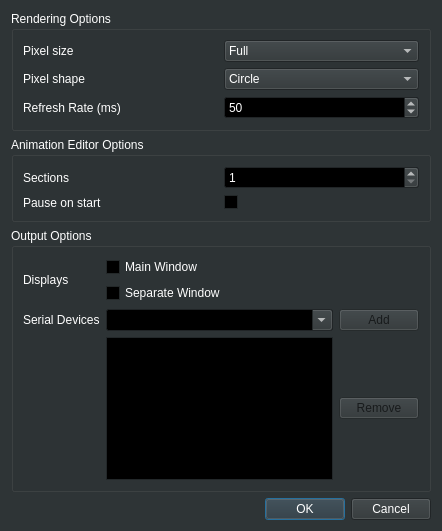
This is src/dialog/preferencesdialog.ui in 8bitbuddhist/PixelMaestro-Studio as Qt 5 draws it before an edit. The edited form follows.
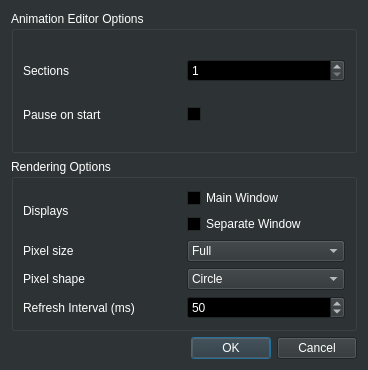
This is the edited form.

Commit message: DeviceControlWidget - Added progress bar for uploads. DeviceControlWidget - Auto-save device list when connecting to and disconnecting from devices. PreferencesDialog - Removed serial device controls. MaestroController - Added offset check to `save_maestro_to_datastream()`.

Patch:
```diff
--- a/src/dialog/preferencesdialog.ui
+++ b/src/dialog/preferencesdialog.ui
@@ -6,8 +6,8 @@
    <rect>
     <x>0</x>
     <y>0</y>
-    <width>442</width>
-    <height>531</height>
+    <width>368</width>
+    <height>370</height>
    </rect>
   </property>
   <property name="palette">
@@ -489,32 +489,18 @@
     </widget>
    </item>
    <item row="2" column="0">
-    <widget class="QGroupBox" name="outputGroupBox">
+    <widget class="QGroupBox" name="pixelGroupBox">
      <property name="title">
-      <string>Output Options</string>
+      <string>Rendering Options</string>
      </property>
-     <layout class="QGridLayout" name="gridLayout_6">
-      <item row="1" column="0">
-       <widget class="QLabel" name="label_7">
+     <property name="flat">
+      <bool>true</bool>
+     </property>
+     <layout class="QGridLayout" name="gridLayout_2">
+      <item row="3" column="0">
+       <widget class="QLabel" name="label_3">
         <property name="text">
-         <string>Serial Devices</string>
-        </property>
-       </widget>
-      </item>
-      <item row="0" column="0">
-       <widget class="QLabel" name="label_5">
-        <property name="text">
-         <string>Displays</string>
-        </property>
-       </widget>
-      </item>
-      <item row="1" column="2">
-       <widget class="QPushButton" name="addSerialDevicePushButton">
-        <property name="enabled">
-         <bool>false</bool>
-        </property>
-        <property name="text">
-         <string>Add</string>
+         <string>Refresh Interval (ms)</string>
         </property>
        </widget>
       </item>
@@ -536,39 +522,7 @@
         </item>
        </layout>
       </item>
-      <item row="1" column="1">
-       <widget class="QComboBox" name="serialOutputComboBox">
-        <property name="editable">
-         <bool>true</bool>
-        </property>
-       </widget>
-      </item>
-      <item row="2" column="1">
-       <widget class="QListWidget" name="serialOutputListWidget"/>
-      </item>
-      <item row="2" column="2">
-       <widget class="QPushButton" name="removeSerialDevicePushButton">
-        <property name="enabled">
-         <bool>false</bool>
-        </property>
-        <property name="text">
-         <string>Remove</string>
-        </property>
-       </widget>
-      </item>
-     </layout>
-    </widget>
-   </item>
-   <item row="0" column="0">
-    <widget class="QGroupBox" name="pixelGroupBox">
-     <property name="title">
-      <string>Rendering Options</string>
-     </property>
-     <property name="flat">
-      <bool>true</bool>
-     </property>
-     <layout class="QGridLayout" name="gridLayout_2">
-      <item row="2" column="1">
+      <item row="3" column="1">
        <widget class="QSpinBox" name="refreshSpinBox">
         <property name="toolTip">
          <string>Sets the interval between Maestro updates</string>
@@ -584,21 +538,21 @@
         </property>
        </widget>
       </item>
-      <item row="1" column="0">
+      <item row="2" column="0">
        <widget class="QLabel" name="label_2">
         <property name="text">
          <string>Pixel shape</string>
         </property>
        </widget>
       </item>
-      <item row="2" column="0">
-       <widget class="QLabel" name="label_3">
+      <item row="1" column="0">
+       <widget class="QLabel" name="label">
         <property name="text">
-         <string>Refresh Rate (ms)</string>
+         <string>Pixel size</string>
         </property>
        </widget>
       </item>
-      <item row="0" column="1">
+      <item row="1" column="1">
        <widget class="QComboBox" name="paddingComboBox">
         <property name="toolTip">
          <string>Sets the size of individual pixels rendered on screen</string>
@@ -625,7 +579,7 @@
         </item>
        </widget>
       </item>
-      <item row="1" column="1">
+      <item row="2" column="1">
        <widget class="QComboBox" name="pixelShapeComboBox">
         <property name="toolTip">
          <string>Sets the shape of individual pixels rendered on screen</string>
@@ -646,9 +600,9 @@
        </widget>
       </item>
       <item row="0" column="0">
-       <widget class="QLabel" name="label">
+       <widget class="QLabel" name="label_5">
         <property name="text">
-         <string>Pixel size</string>
+         <string>Displays</string>
         </property>
        </widget>
       </item>
```
Left out of the diff: 48 changed lines with no effect on the pictures. The commit also changes 7 other files.
